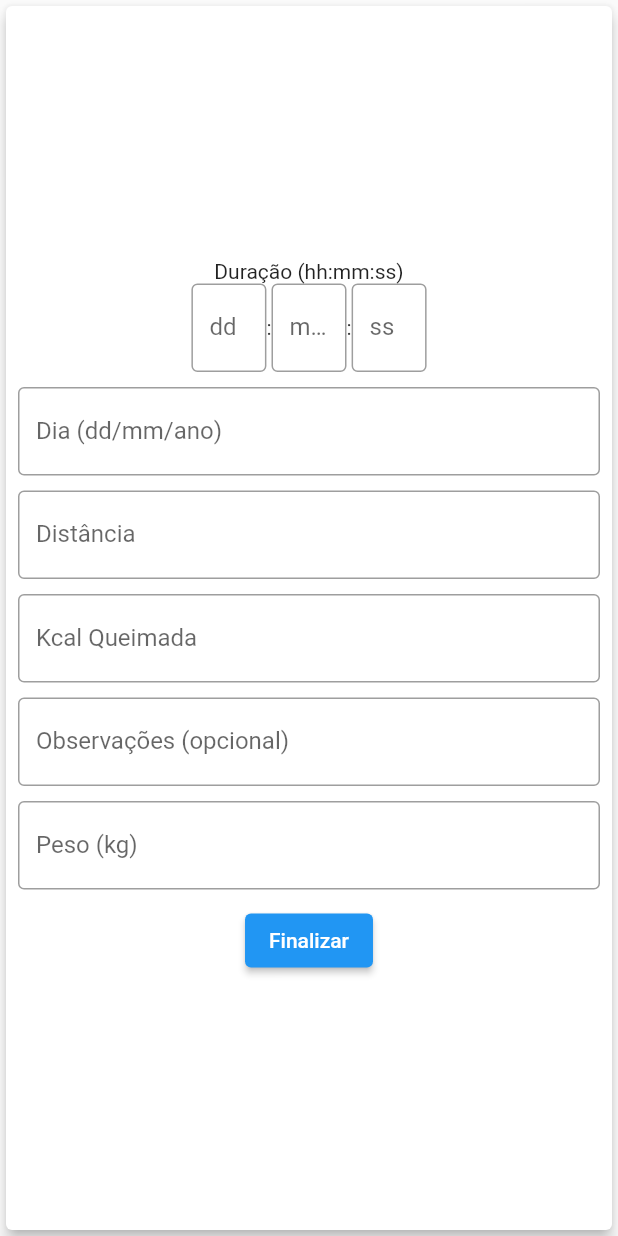
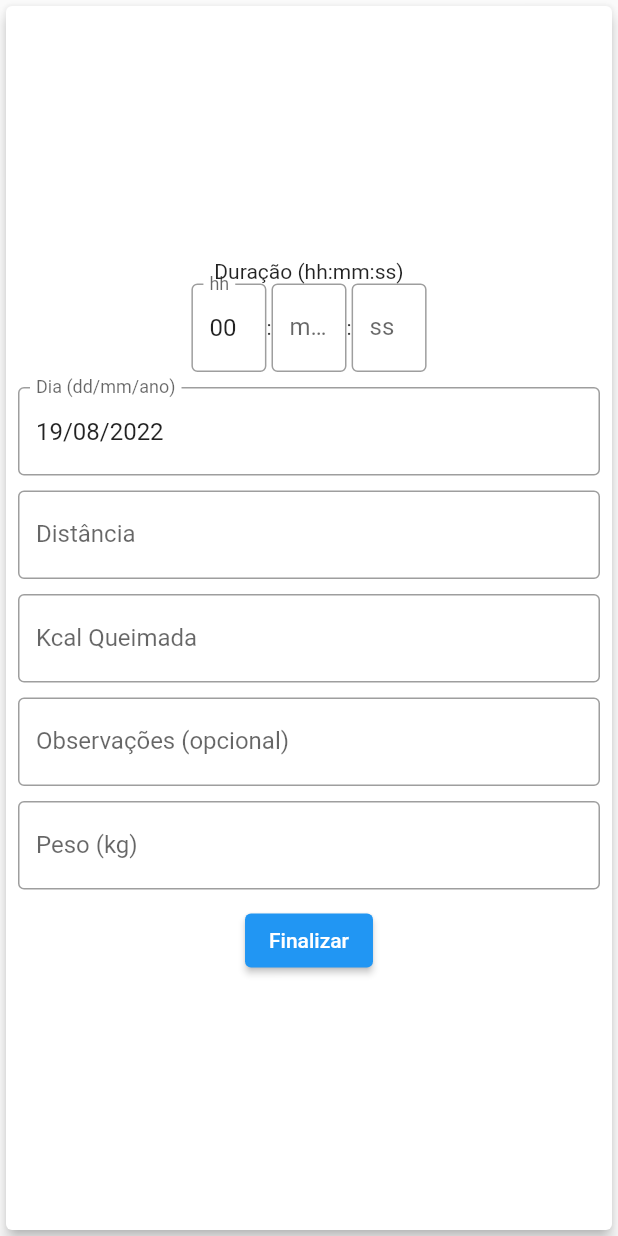
Before and after one commit to yasukawa426/flutter-academia, a Flutter app: the CustomForm widget shown alone on an empty page, opened directly, on a phone screen of 412 x 824 dp. Run offline on Flutter 3.47's test engine with Material 2 defaults, Android fonts, the light colour scheme and no system bars; missing offline and left inert: gsheets.

Commit message:
Campo de duração e dia já começam preenchidos

```diff
--- a/lib/controller/create_controller.dart
+++ b/lib/controller/create_controller.dart
@@ -2,6 +2,16 @@ import 'package:flutter/material.dart';
 
 class CreateController {
   String day = "";
+  DateTime today = DateTime.now();
+
+
+
+  CreateController() {
+    day = today.toString().trim();
+    day = day.split(" ")[0];
+    List<String> temp = day.split("-");
+    day = "${temp[2]}/${temp[1]}/${temp[0]}";
+  }
 
   static bool validateDate(String value) {
     return true;
@@ -9,7 +19,6 @@ class CreateController {
 
   Future<void> selectDate(BuildContext context) async {
     FocusScope.of(context).requestFocus(FocusNode());
-    DateTime today = DateTime.now();
     DateTime? picked = await showDatePicker(
         locale: const Locale("pt", "BR"),
         context: context,
--- a/lib/view/create/create_page.dart
+++ b/lib/view/create/create_page.dart
@@ -42,7 +42,8 @@ class _CustomFormState extends State<CustomForm> {
   final _formKey = GlobalKey<FormState>();
   final ScaffoldMessengerState? _scaffold = scaffoldKey.currentState;
   final CreateController _controller = CreateController();
-  late String time, distance, kcal, weight, hour, minute, second;
+  late String time, distance, kcal, weight, minute, second;
+  String hour = "00";
   late String? obs;
   late Worksheet sheet;
   final double width = 50;
@@ -84,9 +85,10 @@ class _CustomFormState extends State<CustomForm> {
                             child: TextFormField(
                               maxLength: 2,
                               keyboardType: TextInputType.number,
+                              initialValue: "00",
                               decoration: const InputDecoration(
                                   counterText: "",
-                                  labelText: "dd",
+                                  labelText: "hh",
                                   border: OutlineInputBorder()),
                               validator: (value) {
                                 if (value == null || value.isEmpty) {
@@ -148,7 +150,6 @@ class _CustomFormState extends State<CustomForm> {
                       height: 10,
                     ),
                     TextFormField(
-                      //TODO: mudar pra um date picker
                       keyboardType: TextInputType.datetime,
                       key: Key(_controller.day.toString()),
                       onTap: () {
@@ -174,7 +175,7 @@ class _CustomFormState extends State<CustomForm> {
                     ),
                     TextFormField(
                       keyboardType:
-                          const TextInputType.numberWithOptions(decimal: true),
+                          const TextInputType.numberWithOptions(decimal: true ),
                       decoration: const InputDecoration(
                           labelText: "Distância", border: OutlineInputBorder()),
                       validator: (value) {
```
